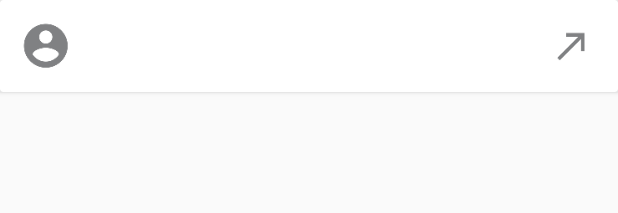
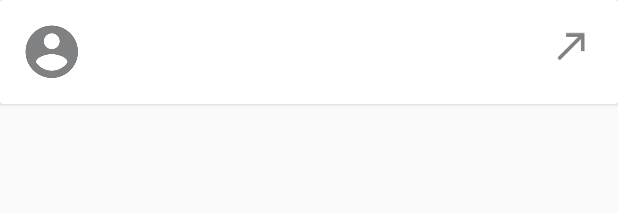
Before and after one commit to cardosodearaujo/AppMeuCliente, an Android app: the layout card_view_client.xml on its own in the app's theme, with its tools: preview values and no code run, on a phone screen of 412 x 824 dp. Shown: the top 213 px of the screen. Run offline under Robolectric (Android 15) with nearby library versions, the phone set to English and light mode, and no system bars.

Commit message:
Subindo novas alterações na interface. Modificado o cardview; Modificado a forma de exibir o ADS;

```diff
--- a/app/src/main/res/layout/card_view_client.xml
+++ b/app/src/main/res/layout/card_view_client.xml
@@ -12,8 +12,8 @@
 
         <de.hdodenhof.circleimageview.CircleImageView
             android:id="@+id/idPhotoProfile"
-            android:layout_width="40dp"
-            android:layout_height="40dp"
+            android:layout_width="48dp"
+            android:layout_height="48dp"
             android:layout_margin="5dp"
             android:background="@mipmap/ic_client_circle"
             android:backgroundTint="@color/colorAccent"/>
@@ -32,7 +32,7 @@
                 android:layout_height="wrap_content"
                 android:layout_marginLeft="3dp"
                 android:textStyle="bold"
-                android:textSize="15sp" />
+                android:textSize="18sp" />
 
             <LinearLayout
                 android:layout_width="match_parent"
@@ -45,7 +45,7 @@
                     android:layout_height="wrap_content"
                     android:layout_marginLeft="3dp"
                     android:layout_weight="1"
-                    android:textSize="10dp" />
+                    android:textSize="11dp" />
 
                 <TextView
                     android:id="@+id/idTxwTipo"
```
Also changed, not shown: app/src/main/res/layout/activity_list_client.xml (+5 -2 lines).
